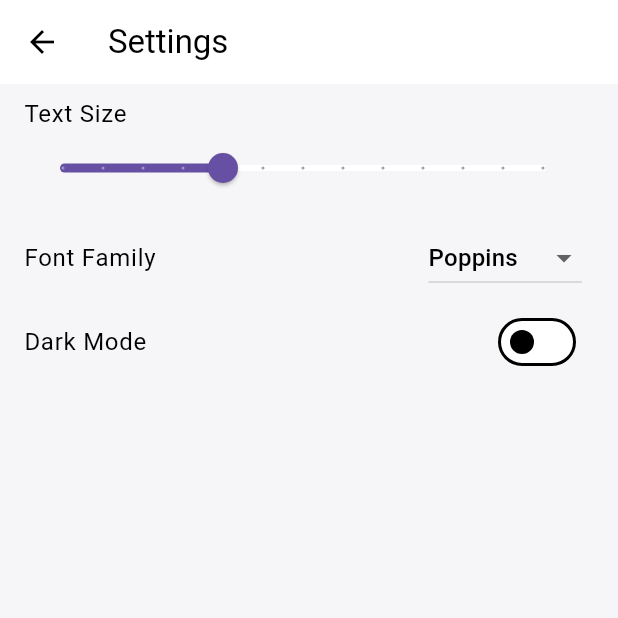
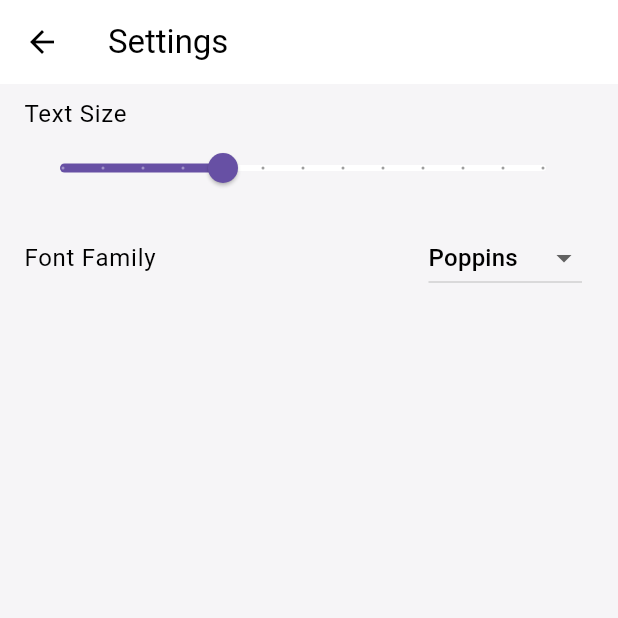
Before and after one commit to WhosYisus/Proyecto_Titulacion, a Flutter app: the screen it shows after launch, after a tap on the "settings" icon, on a phone screen of 412 x 824 dp, the top half of it. Run offline on Flutter 3.47's test engine with Material 3 defaults, Android fonts, the phone set to English and light mode, and no system bars; our stand-ins replace open_file, permission_handler, shared_preferences, speech_to_text; missing offline and left inert: dart:html.

Commit message:
sin tema oscuro

```diff
--- a/lib/providers/settings_provider.dart
+++ b/lib/providers/settings_provider.dart
@@ -6,11 +6,11 @@ class SettingsProvider with ChangeNotifier {
   SharedPreferences? _prefs;
   double _fontSize = 16;
   String _fontFamily = 'Poppins';
-  bool _isDarkMode = false;
+
 
   double get fontSize => _fontSize;
   String get fontFamily => _fontFamily;
-  bool get isDarkMode => _isDarkMode;
+
 
   SettingsProvider() {
     _initializePrefs();
@@ -24,7 +24,7 @@ class SettingsProvider with ChangeNotifier {
   void _loadSettings() {
     _fontSize = _prefs?.getDouble('fontSize') ?? 16;
     _fontFamily = _prefs?.getString('fontFamily') ?? 'Poppins';
-    _isDarkMode = _prefs?.getBool('isDarkMode') ?? false;
+
     notifyListeners();
   }
 
@@ -40,9 +40,5 @@ class SettingsProvider with ChangeNotifier {
     notifyListeners();
   }
 
-  Future<void> setDarkMode(bool value) async {
-    _isDarkMode = value;
-    await _prefs?.setBool('isDarkMode', value);
-    notifyListeners();
-  }
+
 }
--- a/lib/screens/settings_screen.dart
+++ b/lib/screens/settings_screen.dart
@@ -42,11 +42,7 @@ class SettingsScreen extends StatelessWidget {
                   onChanged: (value) => settings.setFontFamily(value!),
                 ),
               ),
-              SwitchListTile(
-                title: const Text('Dark Mode'),
-                value: settings.isDarkMode,
-                onChanged: (value) => settings.setDarkMode(value),
-              ),
+
             ],
           );
         },
```
